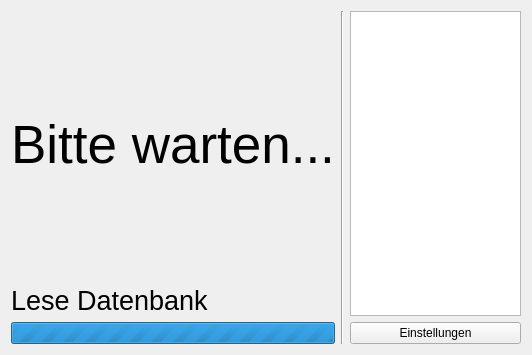
First picture: the form in homestation.ui, repository addilind/RFID_MED, before the edit.
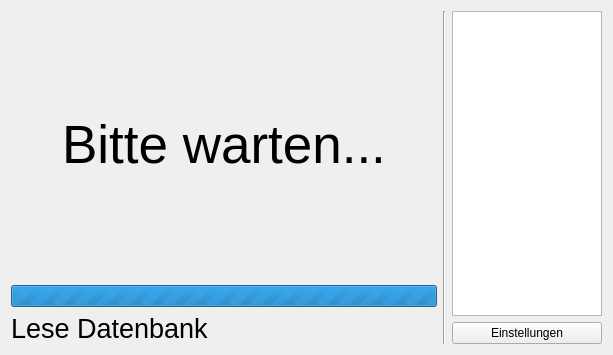
Second picture: the form after the edit. Icons and pictures are not drawn.

What changed in the file:
```diff
--- a/homestation.ui
+++ b/homestation.ui
@@ -6,7 +6,7 @@
    <rect>
     <x>0</x>
     <y>0</y>
-    <width>532</width>
+    <width>613</width>
     <height>355</height>
    </rect>
   </property>
@@ -27,7 +27,7 @@
       <item>
        <widget class="QLabel" name="mainPrompt">
         <property name="sizePolicy">
-         <sizepolicy hsizetype="Preferred" vsizetype="Preferred">
+         <sizepolicy hsizetype="Minimum" vsizetype="Preferred">
           <horstretch>0</horstretch>
           <verstretch>1</verstretch>
          </sizepolicy>
@@ -45,24 +45,6 @@
         </property>
        </widget>
       </item>
-      <item>
-       <widget class="QLabel" name="explanation">
-        <property name="sizePolicy">
-         <sizepolicy hsizetype="Preferred" vsizetype="Preferred">
-          <horstretch>0</horstretch>
-          <verstretch>0</verstretch>
-         </sizepolicy>
-        </property>
-        <property name="font">
-         <font>
-          <pointsize>20</pointsize>
-         </font>
-        </property>
-        <property name="text">
-         <string>Lese Datenbank</string>
-        </property>
-       </widget>
-      </item>
       <item>
        <widget class="QProgressBar" name="progressBar">
         <property name="maximum">
@@ -73,6 +55,24 @@
         </property>
        </widget>
       </item>
+      <item>
+       <widget class="QLabel" name="explanation">
+        <property name="sizePolicy">
+         <sizepolicy hsizetype="Minimum" vsizetype="Preferred">
+          <horstretch>0</horstretch>
+          <verstretch>0</verstretch>
+         </sizepolicy>
+        </property>
+        <property name="font">
+         <font>
+          <pointsize>20</pointsize>
+         </font>
+        </property>
+        <property name="text">
+         <string>Lese Datenbank</string>
+        </property>
+       </widget>
+      </item>
      </layout>
     </item>
     <item>
@@ -86,6 +86,12 @@
      <layout class="QVBoxLayout" name="verticalLayout">
       <item>
        <widget class="QListWidget" name="listWidget">
+        <property name="sizePolicy">
+         <sizepolicy hsizetype="Maximum" vsizetype="Expanding">
+          <horstretch>0</horstretch>
+          <verstretch>0</verstretch>
+         </sizepolicy>
+        </property>
         <property name="frameShape">
          <enum>QFrame::StyledPanel</enum>
         </property>
@@ -96,6 +102,18 @@
       </item>
       <item>
        <widget class="QPushButton" name="settingsBtn">
+        <property name="sizePolicy">
+         <sizepolicy hsizetype="Maximum" vsizetype="Fixed">
+          <horstretch>0</horstretch>
+          <verstretch>0</verstretch>
+         </sizepolicy>
+        </property>
+        <property name="minimumSize">
+         <size>
+          <width>150</width>
+          <height>0</height>
+         </size>
+        </property>
         <property name="text">
          <string>Einstellungen</string>
         </property>
```
